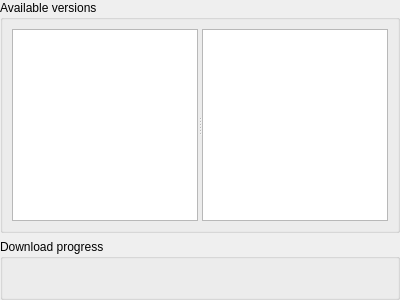
panter-dsd/UniversalUpdater, file src/gui/updaterwidget.ui: the form before one commit.
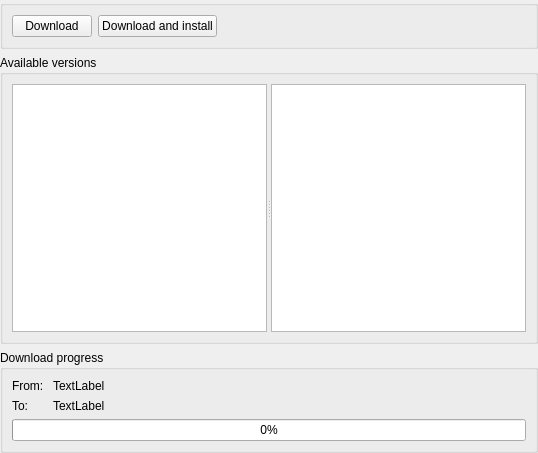
The form after the commit.

Patch:
```diff
--- a/src/gui/updaterwidget.ui
+++ b/src/gui/updaterwidget.ui
@@ -6,8 +6,8 @@
    <rect>
     <x>0</x>
     <y>0</y>
-    <width>400</width>
-    <height>300</height>
+    <width>538</width>
+    <height>453</height>
    </rect>
   </property>
   <property name="windowTitle">
@@ -17,6 +17,48 @@
    <property name="margin">
     <number>0</number>
    </property>
+   <item>
+    <widget class="QGroupBox" name="groupBox_3">
+     <property name="sizePolicy">
+      <sizepolicy hsizetype="Preferred" vsizetype="Maximum">
+       <horstretch>0</horstretch>
+       <verstretch>0</verstretch>
+      </sizepolicy>
+     </property>
+     <property name="title">
+      <string/>
+     </property>
+     <layout class="QHBoxLayout" name="horizontalLayout">
+      <item>
+       <widget class="QPushButton" name="downloadButton">
+        <property name="text">
+         <string>Download</string>
+        </property>
+       </widget>
+      </item>
+      <item>
+       <widget class="QPushButton" name="installButton">
+        <property name="text">
+         <string>Download and install</string>
+        </property>
+       </widget>
+      </item>
+      <item>
+       <spacer name="horizontalSpacer">
+        <property name="orientation">
+         <enum>Qt::Horizontal</enum>
+        </property>
+        <property name="sizeHint" stdset="0">
+         <size>
+          <width>40</width>
+          <height>20</height>
+         </size>
+        </property>
+       </spacer>
+      </item>
+     </layout>
+    </widget>
+   </item>
    <item>
     <widget class="QGroupBox" name="groupBox">
      <property name="title">
@@ -37,9 +79,64 @@
    </item>
    <item>
     <widget class="QGroupBox" name="groupBox_2">
+     <property name="sizePolicy">
+      <sizepolicy hsizetype="Preferred" vsizetype="Maximum">
+       <horstretch>0</horstretch>
+       <verstretch>0</verstretch>
+      </sizepolicy>
+     </property>
      <property name="title">
       <string>Download progress</string>
      </property>
+     <layout class="QGridLayout" name="gridLayout">
+      <item row="0" column="0">
+       <widget class="QLabel" name="label">
+        <property name="sizePolicy">
+         <sizepolicy hsizetype="Maximum" vsizetype="Preferred">
+          <horstretch>0</horstretch>
+          <verstretch>0</verstretch>
+         </sizepolicy>
+        </property>
+        <property name="text">
+         <string>From: </string>
+        </property>
+       </widget>
+      </item>
+      <item row="0" column="1">
+       <widget class="QLabel" name="label_2">
+        <property name="text">
+         <string>TextLabel</string>
+        </property>
+       </widget>
+      </item>
+      <item row="1" column="0">
+       <widget class="QLabel" name="label_3">
+        <property name="sizePolicy">
+         <sizepolicy hsizetype="Maximum" vsizetype="Preferred">
+          <horstretch>0</horstretch>
+          <verstretch>0</verstretch>
+         </sizepolicy>
+        </property>
+        <property name="text">
+         <string>To: </string>
+        </property>
+       </widget>
+      </item>
+      <item row="1" column="1">
+       <widget class="QLabel" name="label_4">
+        <property name="text">
+         <string>TextLabel</string>
+        </property>
+       </widget>
+      </item>
+      <item row="2" column="0" colspan="2">
+       <widget class="QProgressBar" name="progressBar">
+        <property name="value">
+         <number>0</number>
+        </property>
+       </widget>
+      </item>
+     </layout>
     </widget>
    </item>
   </layout>
```
